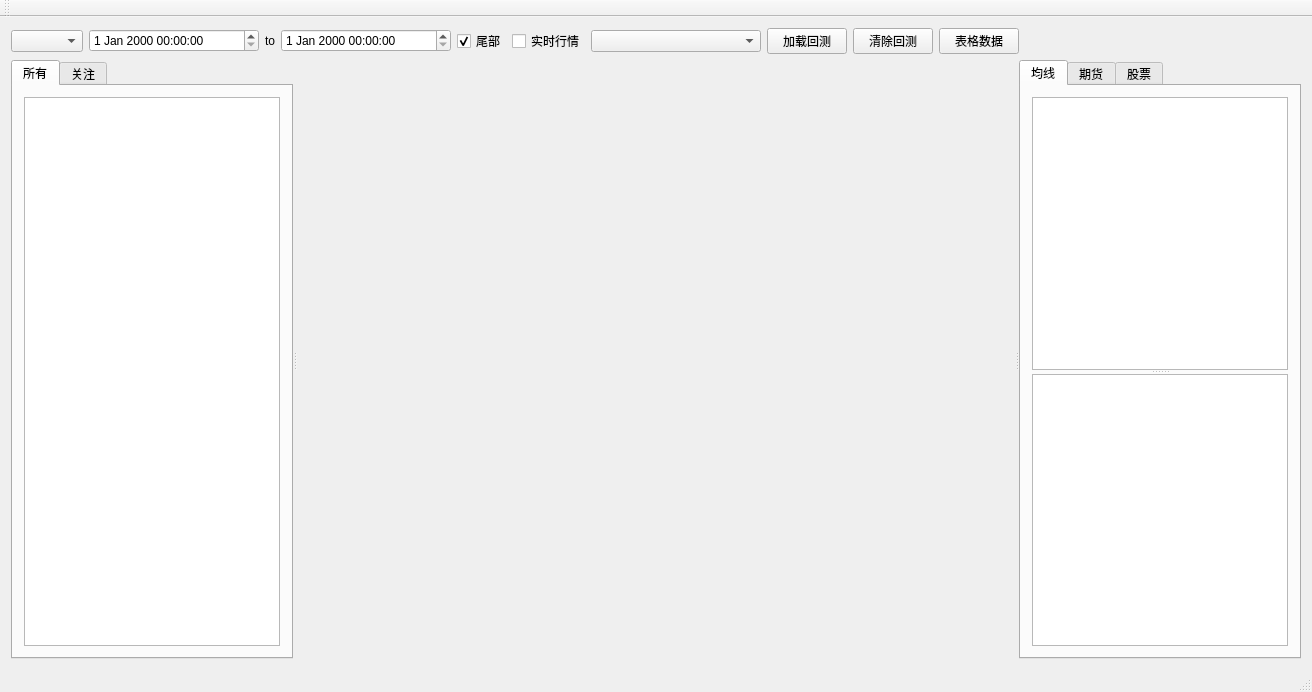
This is layer_app/AnalystGui/ui/AnalystGui.ui in kingbo1949/MyTrader as Qt 5 draws it before an edit. The edited form follows.
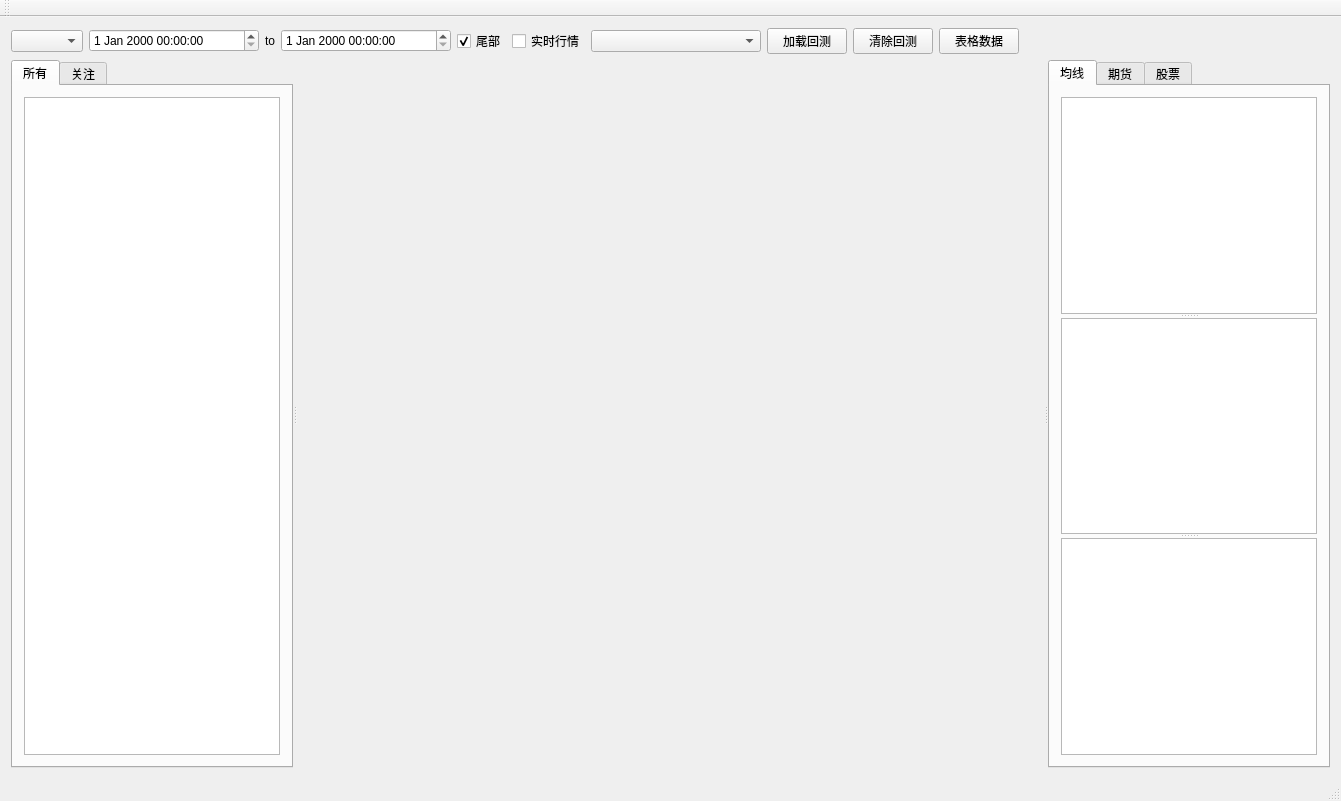
This is the edited form. Custom widgets are drawn as their Qt base class.

What changed in the file:
```diff
--- a/layer_app/AnalystGui/ui/AnalystGui.ui
+++ b/layer_app/AnalystGui/ui/AnalystGui.ui
@@ -6,8 +6,8 @@
    <rect>
     <x>0</x>
     <y>0</y>
-    <width>1312</width>
-    <height>692</height>
+    <width>1341</width>
+    <height>801</height>
    </rect>
   </property>
   <property name="windowTitle">
@@ -233,6 +233,7 @@
              </sizepolicy>
             </property>
            </widget>
+           <widget class="QTableView" name="macdAlertView"/>
           </widget>
          </item>
         </layout>
```
Left out of the diff: 20 changed lines with no effect on the pictures.
